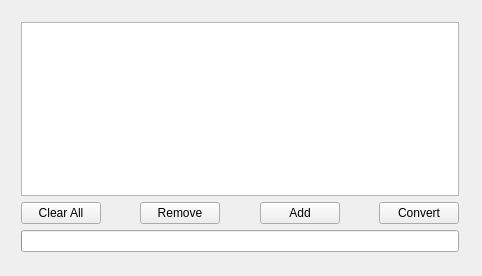
Above: QConverter/mainwindow.ui from diepdtnse03145/Nook-HD-Manga-Converter before the change. Below: the same form after it.
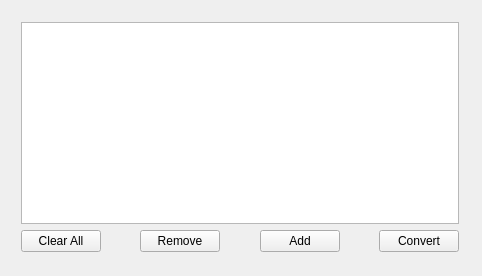
That is the form after the change.

Patch:
```diff
--- a/QConverter/mainwindow.ui
+++ b/QConverter/mainwindow.ui
@@ -20,7 +20,7 @@
    <string>MainWindow</string>
   </property>
   <widget class="QWidget" name="centralWidget">
-   <widget class="QWidget" name="">
+   <widget class="QWidget" name="layoutWidget">
     <property name="geometry">
      <rect>
       <x>10</x>
@@ -104,25 +104,6 @@
        </item>
       </layout>
      </item>
-     <item>
-      <widget class="QProgressBar" name="progressBar">
-       <property name="enabled">
-        <bool>true</bool>
-       </property>
-       <property name="toolTip">
-        <string/>
-       </property>
-       <property name="statusTip">
-        <string/>
-       </property>
-       <property name="value">
-        <number>0</number>
-       </property>
-       <property name="textVisible">
-        <bool>false</bool>
-       </property>
-      </widget>
-     </item>
     </layout>
    </widget>
   </widget>
```
